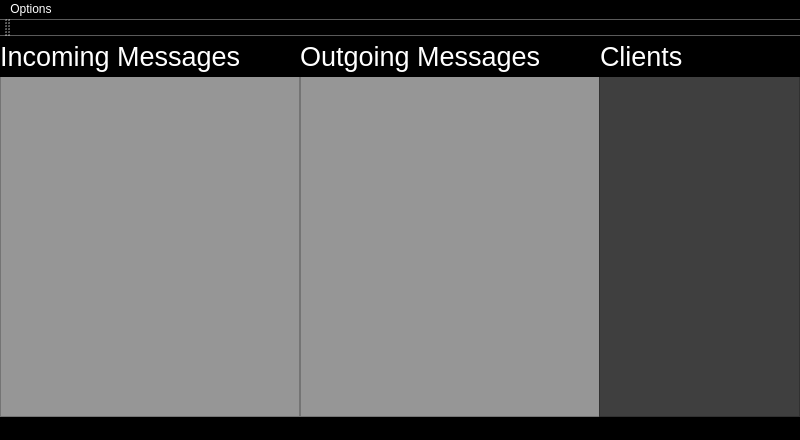
Qt form ChatProgramSolution/ChatProgramServer/ChatProgramServer.ui (BobbyDMullinsIII/OS-MainlineProject2) before a commit.
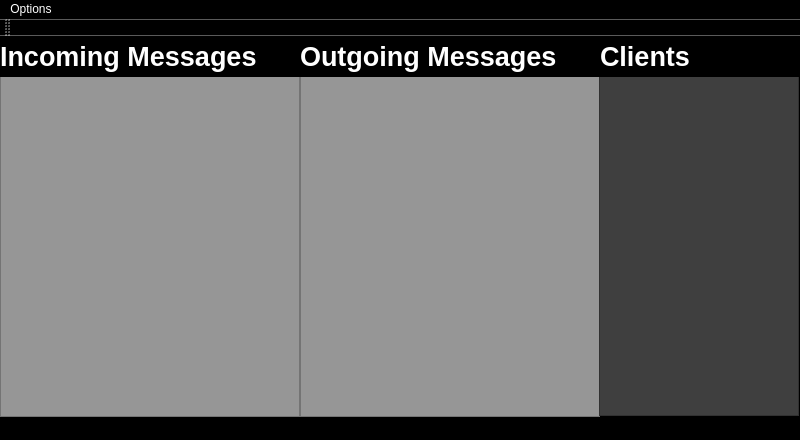
The same form after that commit.

Diff of the .ui file:
```diff
--- a/ChatProgramSolution/ChatProgramServer/ChatProgramServer.ui
+++ b/ChatProgramSolution/ChatProgramServer/ChatProgramServer.ui
@@ -86,6 +86,7 @@
     <property name="font">
      <font>
       <pointsize>20</pointsize>
+      <bold>true</bold>
      </font>
     </property>
     <property name="text">
@@ -97,10 +98,18 @@
      <rect>
       <x>599</x>
       <y>40</y>
-      <width>201</width>
-      <height>341</height>
+      <width>200</width>
+      <height>340</height>
      </rect>
     </property>
+    <property name="font">
+     <font>
+      <family>Segoe UI</family>
+      <pointsize>14</pointsize>
+      <italic>false</italic>
+      <bold>true</bold>
+     </font>
+    </property>
     <property name="focusPolicy">
      <enum>Qt::NoFocus</enum>
     </property>
@@ -125,6 +134,8 @@
     <property name="font">
      <font>
       <pointsize>20</pointsize>
+      <bold>true</bold>
+      <underline>false</underline>
      </font>
     </property>
     <property name="text">
@@ -143,6 +154,7 @@
     <property name="font">
      <font>
       <pointsize>20</pointsize>
+      <bold>true</bold>
      </font>
     </property>
     <property name="text">
```
Left out of the diff: 2 changed lines with no effect on the pictures.
